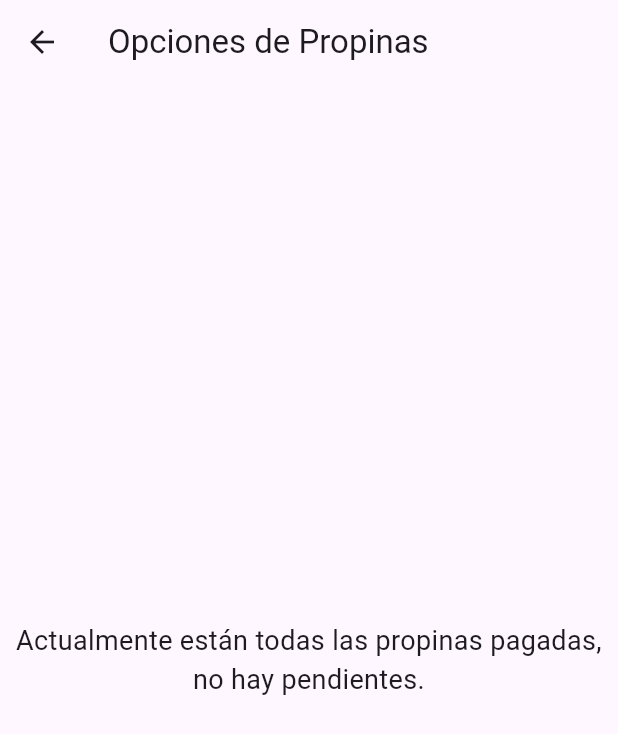
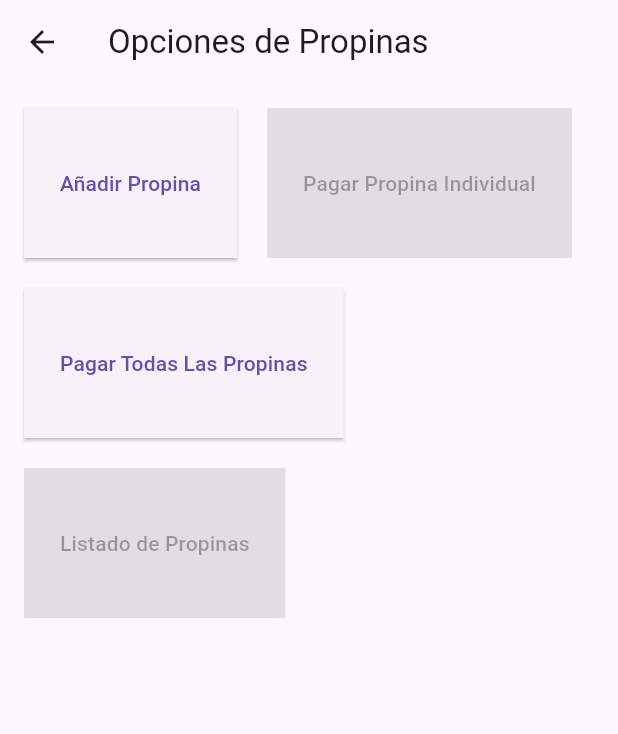
Before and after one commit to juanjoseaguilarte/rinconapp, a Flutter app: the TipOptionsScreen screen opened directly with empty values, on a phone screen of 412 x 824 dp. Shown: the top 734 px of the screen. Run offline on Flutter 3.47's test engine with Material 3 defaults, Android fonts, the phone set to English and light mode, and no system bars; our stand-ins replace cloud_firestore, firebase_core; accounts and stored records are empty; statements that could not run were skipped.

Commit message:
corregido errores

```diff
--- a/lib/tip/presentation/screens/tip_options_screen.dart
+++ b/lib/tip/presentation/screens/tip_options_screen.dart
@@ -40,9 +40,6 @@ class _TipOptionsScreenState extends State<TipOptionsScreen> {
             (employees) => employees.cast<Employee>(),
           ),
     ]).then((data) {
-      print('Datos cargados correctamente.');
-      print('Tips: ${data[0]}');
-      print('Empleados: ${data[1]}');
       return data;
     }).catchError((error) {
       print('Error cargando datos: $error');
@@ -65,7 +62,6 @@ class _TipOptionsScreenState extends State<TipOptionsScreen> {
         future: _dataFuture,
         builder: (context, snapshot) {
           if (snapshot.connectionState == ConnectionState.waiting) {
-            print('Cargando datos...');
             return const Center(child: CircularProgressIndicator());
           }
 
@@ -82,22 +78,8 @@ class _TipOptionsScreenState extends State<TipOptionsScreen> {
           final List<Tip> tips = snapshot.data![0] as List<Tip>;
           final employees = snapshot.data![1];
 
-          print('Cantidad de Tips cargados: ${tips.length}');
-          print('Cantidad de Empleados cargados: ${employees.length}');
-
           final employeesWithPendingTips =
               _getEmployeesWithPendingTips(tips, employees);
-
-          if (employeesWithPendingTips.isEmpty) {
-            print('Todas las propinas están pagadas.');
-            return const Center(
-              child: Text(
-                'Actualmente están todas las propinas pagadas, no hay pendientes.',
-                style: TextStyle(fontSize: 18),
-                textAlign: TextAlign.center,
-              ),
-            );
-          }
 
           return Padding(
             padding: const EdgeInsets.all(16.0),
@@ -205,13 +187,7 @@ class _TipOptionsScreenState extends State<TipOptionsScreen> {
     final Map<String, double> employeeTotals = {};
 
     for (var tip in tips) {
-      // Debugging: imprimir el ID del tip y sus pagos
-      print('Tip ID: ${tip.id}, Employee Payments: ${tip.employeePayments}');
-
       tip.employeePayments.forEach((employeeId, paymentDetails) {
-        // Debugging: imprimir detalles de cada empleado
-        print('Empleado ID: $employeeId, Detalles del Pago: $paymentDetails');
-
         final cash = (paymentDetails['cash'] as num?)?.toDouble() ?? 0.0;
         final card = (paymentDetails['card'] as num?)?.toDouble() ?? 0.0;
 
@@ -225,10 +201,6 @@ class _TipOptionsScreenState extends State<TipOptionsScreen> {
     final Map<String, String> employeeNames = {
       for (var employee in employees) employee.id: employee.name,
     };
-
-    // Debugging: imprimir los totales calculados
-    print('Totales de propinas por empleado: $employeeTotals');
-    print('Nombres de empleados: $employeeNames');
 
     return employeeTotals.entries
         .map((entry) => {
```
Also changed, not shown: lib/tip/domain/entities/tip.dart (+14 -14 lines), lib/tip/presentation/screens/tip_create_screen.dart (+4 -3 lines), lib/tip/presentation/screens/tip_edit_screen.dart (+28 -14 lines), 61 other files.
